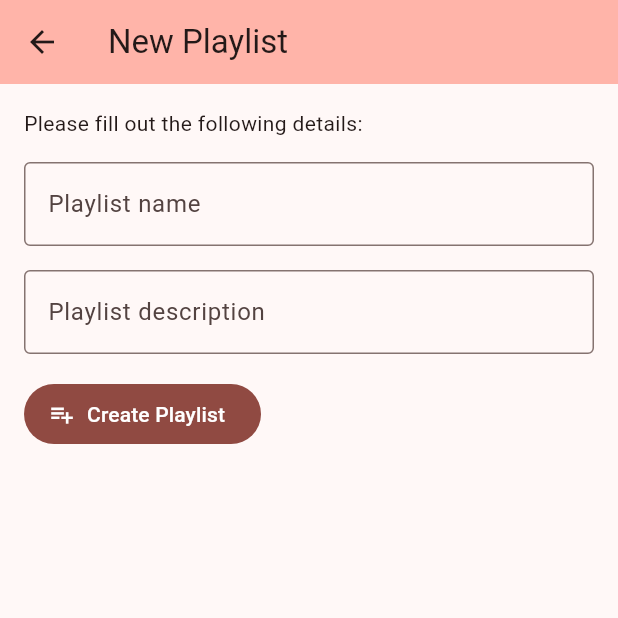
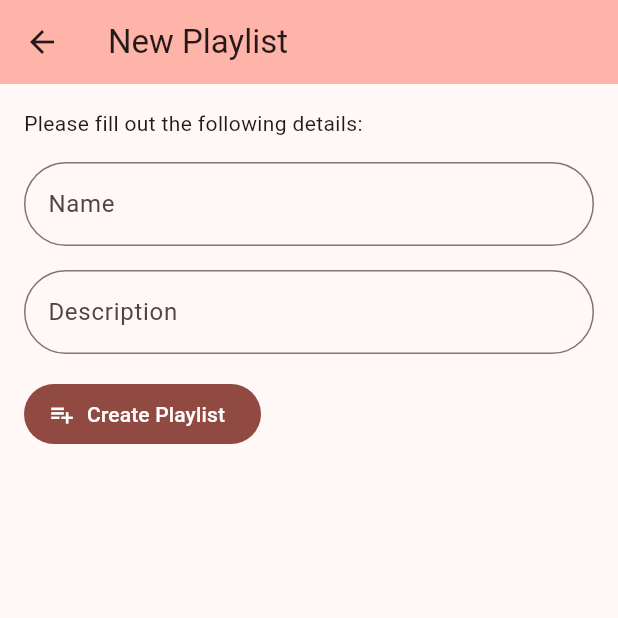
Before and after one commit to awesomeosep/pitchy, a Flutter app: the NewPlaylist screen opened by its route, on a phone screen of 412 x 824 dp, the top half of it. Run offline on Flutter 3.47's test engine with Material 3 defaults, Android fonts, the phone set to English and light mode, and no system bars; our stand-ins replace file_picker, flutter_dotenv, just_audio.

Commit message:
Text field ui change

```diff
--- a/flutter/lib/new_playlist.dart
+++ b/flutter/lib/new_playlist.dart
@@ -59,18 +59,24 @@ class _NewPlaylistState extends State<NewPlaylist> {
               SizedBox(height: 16),
               TextField(
                 controller: playlistNameController,
-                decoration: InputDecoration(border: OutlineInputBorder(), hintText: 'Playlist name'),
+                decoration: InputDecoration(
+                  labelText: 'Name',
+                  border: OutlineInputBorder(borderRadius: BorderRadius.circular(50)),
+                ),
               ),
               SizedBox(height: 16),
               TextField(
                 controller: playlistDescriptionController,
-                decoration: InputDecoration(border: OutlineInputBorder(), hintText: 'Playlist description'),
+                decoration: InputDecoration(
+                  labelText: 'Description',
+                  border: OutlineInputBorder(borderRadius: BorderRadius.circular(50)),
+                ),
               ),
               SizedBox(height: 16),
               FilledButton.icon(
                 onPressed: () {
                   createPlaylist();
-                  Navigator.pushNamed(context, "/");
+                  Navigator.pushNamed(context, "/", arguments: "playlists");
                 },
                 label: Text("Create Playlist"),
                 icon: Icon(Icons.playlist_add),
--- a/flutter/lib/split_song.dart
+++ b/flutter/lib/split_song.dart
@@ -136,7 +136,7 @@ class _SplitSongState extends State<SplitSong> {
 
       print("created info file $infoPath/${songData.fileId}.txt");
       messenger.showSnackBar(SnackBar(content: Text("Song saved to app!")));
-      Navigator.pushNamed(context, "/");
+      Navigator.pushNamed(context, "/", arguments: "uploads");
     } catch (e) {
       messenger.showSnackBar(SnackBar(content: Text("Error saving song to app")));
       print("Error saving song: ${e.toString()}");
```
Also changed, not shown: flutter/lib/home.dart (+12 -0 lines), flutter/lib/playlist.dart (+8 -2 lines).
